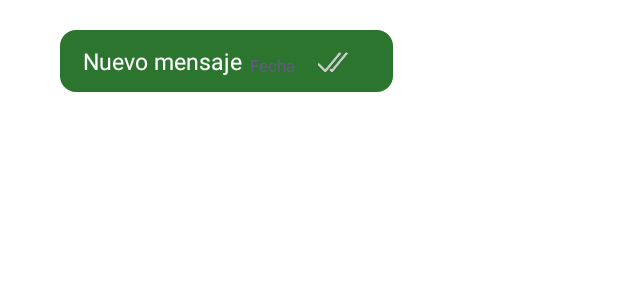
After one commit to willifog/TFG_DAM, an Android app: the layout cardview_message.xml on its own in the app's theme, with its tools: preview values and no code run, on a phone screen of 412 x 824 dp. The commit adds this screen. Shown: the top 300 px of the screen. Run offline under Robolectric (Android 15) with nearby library versions, the phone set to English and light mode, and no system bars.

Commit message:
Se muestran los mensajes en el chat y se actualizan en tiempo real.

```diff
--- a/app/src/main/java/com/example/mistareas/providers/MessageProvider.java
+++ b/app/src/main/java/com/example/mistareas/providers/MessageProvider.java
@@ -5,6 +5,7 @@ import com.google.android.gms.tasks.Task;
 import com.google.firebase.firestore.CollectionReference;
 import com.google.firebase.firestore.DocumentReference;
 import com.google.firebase.firestore.FirebaseFirestore;
+import com.google.firebase.firestore.Query;
 
 public class MessageProvider {
 
@@ -19,4 +20,8 @@ public class MessageProvider {
         message.setId(document.getId());
         return document.set(message);
     }
+
+    public Query getMessageByChat(String idChat){
+        return mCollection.whereEqualTo("idChat", idChat).orderBy("timestamp",Query.Direction.ASCENDING);
+    }
 }
--- /dev/null
+++ b/app/src/main/res/drawable/rounded_linear_layout.xml
@@ -0,0 +1,10 @@
+<?xml version="1.0" encoding="utf-8"?>
+<shape
+    xmlns:android="http://schemas.android.com/apk/res/android"
+    android:shape="rectangle">
+
+    <solid android:color="@color/verdeOscuro"/>
+    <corners android:radius="10dp"/>
+    <stroke android:width="2px" android:color="@color/verdeOscuro"/>
+
+</shape>
--- a/app/src/main/res/layout/activity_chat.xml
+++ b/app/src/main/res/layout/activity_chat.xml
@@ -12,7 +12,8 @@
         android:layout_width="match_parent"
         android:layout_height="match_parent"
         android:orientation="vertical"
-        app:layout_behavior="@string/appbar_scrolling_view_behavior">
+        app:layout_behavior="@string/appbar_scrolling_view_behavior"
+        android:layout_marginBottom="65dp">
 
         <androidx.recyclerview.widget.RecyclerView
             android:id="@+id/recyclerViewMessage"
--- /dev/null
+++ b/app/src/main/res/layout/cardview_message.xml
@@ -0,0 +1,52 @@
+<?xml version="1.0" encoding="utf-8"?>
+<RelativeLayout
+    xmlns:android="http://schemas.android.com/apk/res/android"
+    android:layout_width="match_parent"
+    android:layout_height="wrap_content"
+    android:paddingRight="30dp"
+    android:paddingLeft="30dp"
+    android:paddingTop="10dp"
+    android:paddingBottom="10dp">
+
+    <LinearLayout
+
+        android:id="@+id/linearLayoutMessage"
+        android:layout_width="wrap_content"
+        android:layout_height="wrap_content"
+        android:orientation="horizontal"
+        android:background="@drawable/rounded_linear_layout"
+        android:paddingRight="15dp"
+        android:paddingLeft="15dp"
+        android:paddingTop="10dp"
+        android:paddingBottom="10dp"
+        android:layout_margin="10dp">
+
+        <TextView
+            android:id="@+id/textViewMessage"
+            android:layout_width="0dp"
+            android:layout_height="wrap_content"
+            android:layout_weight="1"
+            android:text="Nuevo mensaje"
+            android:textSize="15dp"
+            android:textColor="@color/white"/>
+
+        <TextView
+            android:id="@+id/textViewDateMessage"
+            android:layout_width="wrap_content"
+            android:layout_height="wrap_content"
+            android:text="Fecha"
+            android:textSize="11dp"
+            android:textColor="@color/grey"
+            android:layout_marginLeft="5dp"
+            android:layout_gravity="bottom"/>
+
+        <ImageView
+            android:id="@+id/imageViewViewedMessage"
+            android:layout_width="wrap_content"
+            android:layout_height="20dp"
+            android:src="@drawable/icon_check_grey"
+            android:layout_gravity="bottom"/>
+
+    </LinearLayout>
+
+</RelativeLayout>
```
Also changed, not shown: app/src/main/java/com/example/mistareas/activities/ChatActivity.java (+42 -3 lines), app/src/main/java/com/example/mistareas/adapters/MessageAdapter.java (added, +111 -0 lines), app/src/main/res/drawable/rounded_linear_layout_2.xml (added, +10 -0 lines), app/src/main/res/drawable-hdpi/icon_check_blue.png (added), app/src/main/res/drawable-hdpi/icon_check_grey.png (added), app/src/main/res/drawable-mdpi/icon_check_blue.png (added), app/src/main/res/drawable-mdpi/icon_check_grey.png (added), app/src/main/res/drawable-xhdpi/icon_check_blue.png (added), app/src/main/res/drawable-xhdpi/icon_check_grey.png (added), app/src/main/res/drawable-xxhdpi/icon_check_blue.png (added), app/src/main/res/drawable-xxhdpi/icon_check_grey.png (added), app/src/main/res/drawable-xxxhdpi/icon_check_blue.png (added), app/src/main/res/drawable-xxxhdpi/icon_check_grey.png (added), 59 other files.
